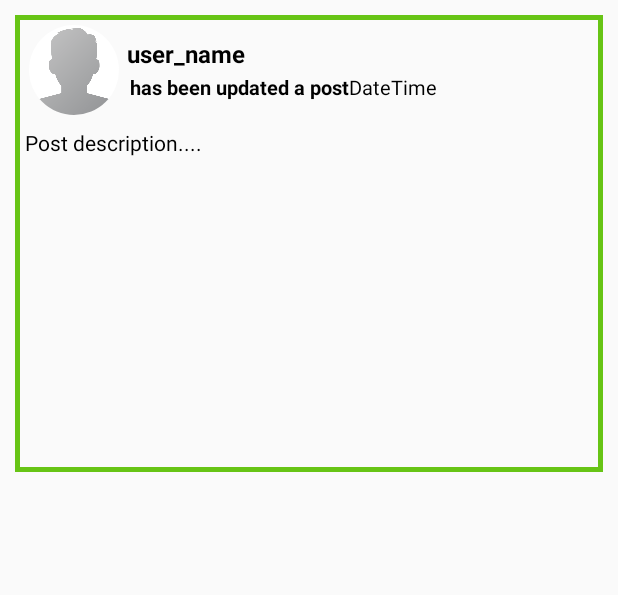
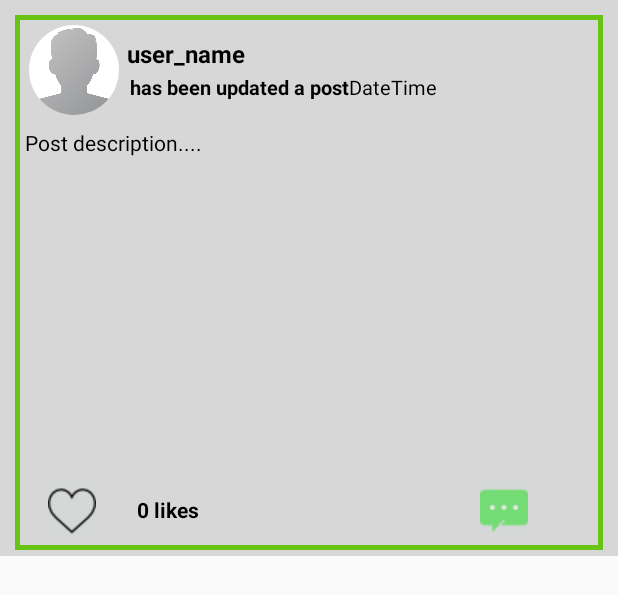
Before and after one commit to ramonah6/social-network, an Android app: the layout all_post_layout.xml on its own in the app's theme, with its tools: preview values and no code run, on a phone screen of 412 x 824 dp. Shown: the top 595 px of the screen. Run offline under Robolectric (Android 15) with nearby library versions, the phone set to English and light mode, and no system bars.

Commit message:
add like function

```diff
--- a/app/src/main/res/layout/activity_main.xml
+++ b/app/src/main/res/layout/activity_main.xml
@@ -5,6 +5,7 @@
     android:id="@+id/drawable_layout"
     android:layout_width="match_parent"
     android:layout_height="match_parent"
+    android:background="@color/mainBackground"
     tools:context=".MainActivity">
 
     <RelativeLayout
--- a/app/src/main/res/layout/all_post_layout.xml
+++ b/app/src/main/res/layout/all_post_layout.xml
@@ -2,6 +2,7 @@
 <RelativeLayout
     xmlns:android="http://schemas.android.com/apk/res/android"
     android:layout_width="match_parent"
+    android:background="@color/mainBackground"
     android:layout_height="wrap_content">
 
     <LinearLayout
@@ -106,6 +107,40 @@
             android:adjustViewBounds="true"
             android:scaleType="centerCrop"/>
 
+        <LinearLayout
+            android:layout_width="match_parent"
+            android:layout_height="wrap_content"
+            android:orientation="horizontal"
+            android:layout_marginLeft="10dp"
+            android:layout_marginRight="10dp">
+
+            <ImageButton
+                android:id="@+id/like_button"
+                android:layout_width="wrap_content"
+                android:layout_height="wrap_content"
+                android:src="@drawable/dislike"/>
+
+            <TextView
+                android:id="@+id/dislike_no_of_like"
+                android:layout_width="wrap_content"
+                android:layout_height="wrap_content"
+                android:text="0 likes"
+                android:padding="15dp"
+                android:textSize="14sp"
+                android:textStyle="bold"
+                android:textColor="@android:color/black"
+                />
+
+            <ImageButton
+                android:id="@+id/comment_button"
+                android:layout_width="wrap_content"
+                android:layout_height="wrap_content"
+                android:layout_marginLeft="160dp"
+                android:baselineAlignBottom="false"
+                android:src="@drawable/comment" />
+
+        </LinearLayout>
+
     </LinearLayout>
 
 </RelativeLayout>
--- a/app/src/main/res/layout/all_users_display_layout.xml
+++ b/app/src/main/res/layout/all_users_display_layout.xml
@@ -8,6 +8,7 @@
     >
 
     <de.hdodenhof.circleimageview.CircleImageView
+        android:id="@+id/all_users_profile_image"
         android:layout_width="85dp"
         android:layout_height="85dp"
         android:layout_marginLeft="10dp"
--- a/app/src/main/res/values/colors.xml
+++ b/app/src/main/res/values/colors.xml
@@ -4,4 +4,5 @@
     <color name="colorPrimaryDark">#67c415</color>
     <color name="colorAccent">#E9EBEE</color>
     <color name="colorProfile">#3B4041</color>
+    <color name="mainBackground">#D7D7D7</color>
 </resources>
```
Also changed, not shown: app/src/main/java/com/my/socialnetwork/MainActivity.java (+77 -2 lines), app/src/main/res/drawable/comment.png (added), app/src/main/res/drawable/dislike.png (added), app/src/main/res/drawable/like.png (added).
